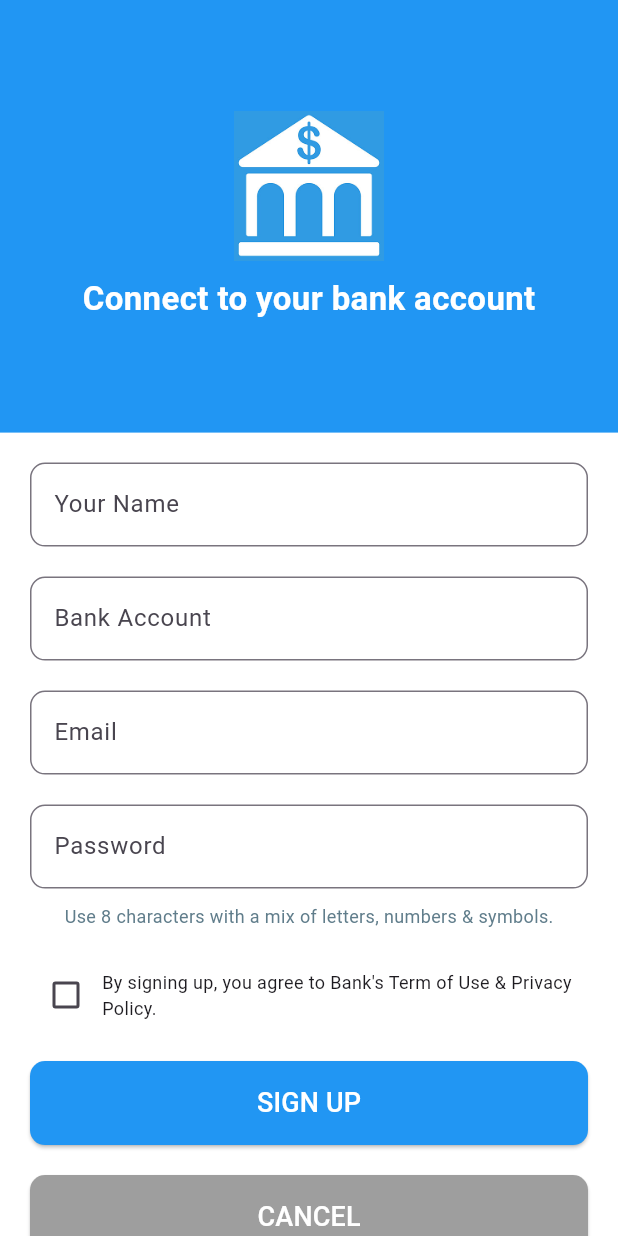
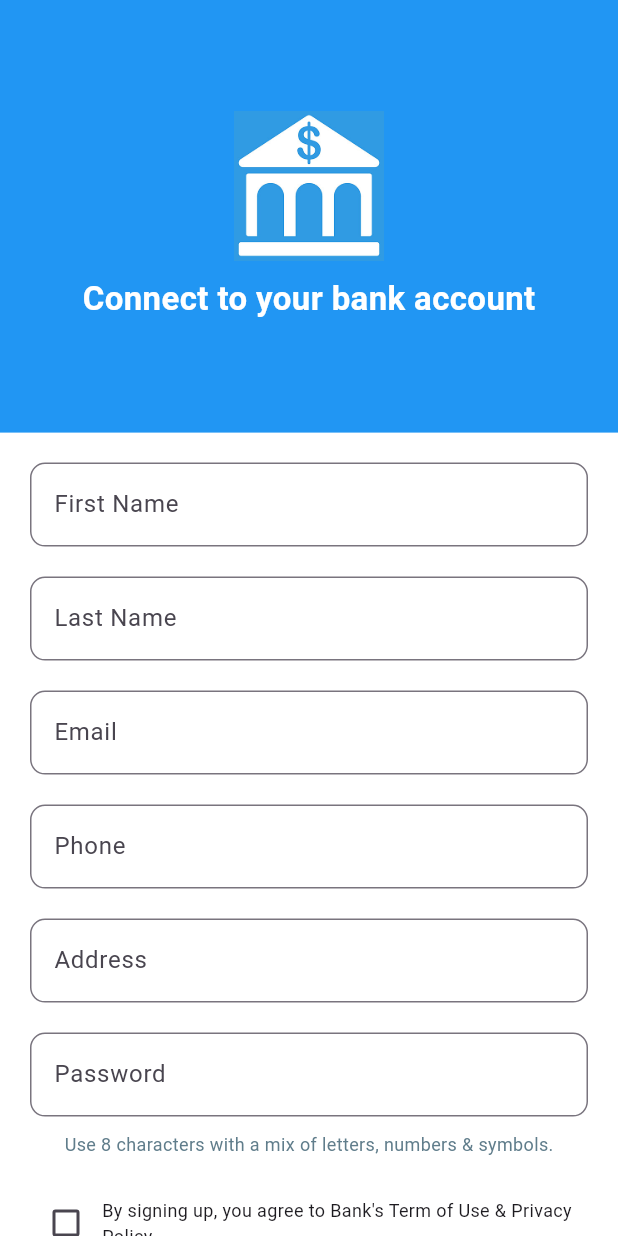
Before and after one commit to NaveenSandaruwan/OBSUser_frontend, a Flutter app: the SignUpScreen screen opened directly, on a phone screen of 412 x 824 dp. Run offline on Flutter 3.47's test engine with Material 3 defaults, Android fonts, the phone set to English and light mode, and no system bars.

Commit message:
Refactor SignUpScreen to use StatefulWidget and implement user registration functionality

```diff
--- a/user_frontend/lib/pages/signup.dart
+++ b/user_frontend/lib/pages/signup.dart
@@ -1,7 +1,57 @@
 import 'package:flutter/material.dart';
+import 'package:user_frontend/services/user_service.dart'; // Import the UserService
+import 'login.dart'; // Import the LoginScreen
 
-class SignUpScreen extends StatelessWidget {
+class SignUpScreen extends StatefulWidget {
   const SignUpScreen({super.key});
+
+  @override
+  _SignUpScreenState createState() => _SignUpScreenState();
+}
+
+class _SignUpScreenState extends State<SignUpScreen> {
+  final UserService _userService = UserService();
+  final TextEditingController _firstNameController = TextEditingController();
+  final TextEditingController _lastNameController = TextEditingController();
+  final TextEditingController _emailController = TextEditingController();
+  final TextEditingController _phoneController = TextEditingController();
+  final TextEditingController _passwordController = TextEditingController();
+  final TextEditingController _addressController = TextEditingController();
+  bool _termsAccepted = false;
+
+  void _signUp() async {
+    if (!_termsAccepted) {
+      ScaffoldMessenger.of(context).showSnackBar(
+        const SnackBar(content: Text('You must accept the terms and conditions')),
+      );
+      return;
+    }
+
+    final userData = {
+      'firstName': _firstNameController.text,
+      'lastName': _lastNameController.text,
+      'email': _emailController.text,
+      'phone': _phoneController.text,
+      'passwordHash': _passwordController.text,
+      'address': _addressController.text,
+    };
+
+    bool success = await _userService.createUser(userData);
+    if (success) {
+      ScaffoldMessenger.of(context).showSnackBar(
+        const SnackBar(content: Text('User created successfully')),
+      );
+      // Navigate to the login screen
+      Navigator.pushReplacement(
+        context,
+        MaterialPageRoute(builder: (context) => const LoginScreen()),
+      );
+    } else {
+      ScaffoldMessenger.of(context).showSnackBar(
+        const SnackBar(content: Text('Failed to create user')),
+      );
+    }
+  }
 
   @override
   Widget build(BuildContext context) {
@@ -45,20 +95,22 @@ class SignUpScreen extends StatelessWidget {
                   mainAxisAlignment: MainAxisAlignment.center,
                   children: [
                     const SizedBox(height: 20),
-                    // Name Field
+                    // First Name Field
                     TextField(
+                      controller: _firstNameController,
                       decoration: InputDecoration(
-                        labelText: 'Your Name',
+                        labelText: 'First Name',
                         border: OutlineInputBorder(
                           borderRadius: BorderRadius.circular(10),
                         ),
                       ),
                     ),
                     const SizedBox(height: 20),
-                    // Bank Account Field
+                    // Last Name Field
                     TextField(
+                      controller: _lastNameController,
                       decoration: InputDecoration(
-                        labelText: 'Bank Account',
+                        labelText: 'Last Name',
                         border: OutlineInputBorder(
                           borderRadius: BorderRadius.circular(10),
                         ),
@@ -67,6 +119,7 @@ class SignUpScreen extends StatelessWidget {
                     const SizedBox(height: 20),
                     // Email Field
                     TextField(
+                      controller: _emailController,
                       decoration: InputDecoration(
                         labelText: 'Email',
                         border: OutlineInputBorder(
@@ -75,8 +128,31 @@ class SignUpScreen extends StatelessWidget {
                       ),
                     ),
                     const SizedBox(height: 20),
+                    // Phone Field
+                    TextField(
+                      controller: _phoneController,
+                      decoration: InputDecoration(
+                        labelText: 'Phone',
+                        border: OutlineInputBorder(
+                          borderRadius: BorderRadius.circular(10),
+                        ),
+                      ),
+                    ),
+                    const SizedBox(height: 20),
+                    // Address Field
+                    TextField(
+                      controller: _addressController,
+                      decoration: InputDecoration(
+                        labelText: 'Address',
+                        border: OutlineInputBorder(
+                          borderRadius: BorderRadius.circular(10),
+                        ),
+                      ),
+                    ),
+                    const SizedBox(height: 20),
                     // Password Field
                     TextField(
+                      controller: _passwordController,
                       obscureText: true,
                       decoration: InputDecoration(
                         labelText: 'Password',
@@ -97,7 +173,14 @@ class SignUpScreen extends StatelessWidget {
                     // Checkbox for Terms & Conditions
                     Row(
                       children: [
-                        Checkbox(value: false, onChanged: (bool? value) {}),
+                        Checkbox(
+                          value: _termsAccepted,
+                          onChanged: (bool? value) {
+                            setState(() {
+                              _termsAccepted = value ?? false;
+                            });
+                          },
+                        ),
                         const Expanded(
                           child: Text(
                             'By signing up, you agree to Bank\'s Term of Use & Privacy Policy.',
@@ -111,9 +194,7 @@ class SignUpScreen extends StatelessWidget {
                     SizedBox(
                       width: double.infinity,
                       child: ElevatedButton(
-                        onPressed: () {
-                          // TODO: Implement sign-up functionality
-                        },
+                        onPressed: _signUp,
                         style: ElevatedButton.styleFrom(
                           backgroundColor: Colors.blue,
                           padding: const EdgeInsets.symmetric(vertical: 15),
@@ -165,7 +246,11 @@ class SignUpScreen extends StatelessWidget {
                         ),
                         TextButton(
                           onPressed: () {
-                            // TODO: Implement Log in functionality
+                            // Navigate to the LoginScreen
+                            Navigator.pushReplacement(
+                              context,
+                              MaterialPageRoute(builder: (context) => const LoginScreen()),
+                            );
                           },
                           child: const Text(
                             'Log in',
```
Also changed, not shown: user_frontend/lib/pages/paymentOptions.dart (+18 -1 lines), user_frontend/lib/services/user_service.dart (+17 -1 lines).
